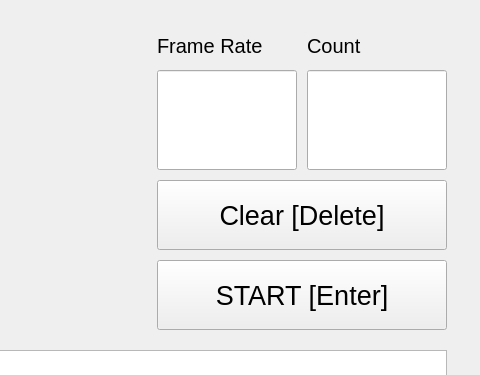
Before: the Qt Designer form view/ui.ui in JzzzHung/movie-splitter-gui, drawn with Qt 5; both pictures show x 363 to 843 and y 0 to 375 of the 843 by 674 pixel window.
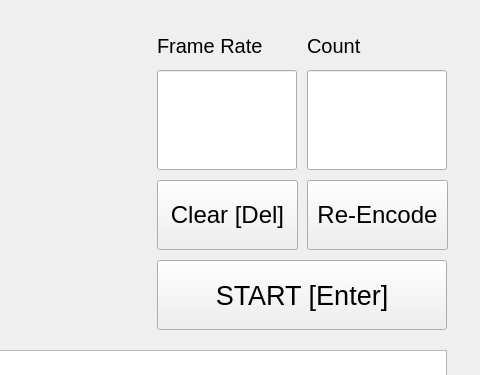
After: the same form once the commit is applied.

Commit message: Add re-encode button

```diff
--- a/view/ui.ui
+++ b/view/ui.ui
@@ -149,22 +149,40 @@
      <rect>
       <x>520</x>
       <y>180</y>
-      <width>290</width>
+      <width>141</width>
       <height>70</height>
      </rect>
     </property>
     <property name="font">
      <font>
-      <pointsize>20</pointsize>
+      <pointsize>18</pointsize>
      </font>
     </property>
     <property name="text">
-     <string>Clear [Delete]</string>
+     <string>Clear [Del]</string>
     </property>
     <property name="shortcut">
      <string>Del</string>
     </property>
    </widget>
+   <widget class="QPushButton" name="btnReencode">
+    <property name="geometry">
+     <rect>
+      <x>670</x>
+      <y>180</y>
+      <width>141</width>
+      <height>70</height>
+     </rect>
+    </property>
+    <property name="font">
+     <font>
+      <pointsize>18</pointsize>
+     </font>
+    </property>
+    <property name="text">
+     <string>Re-Encode</string>
+    </property>
+   </widget>
   </widget>
   <widget class="QMenuBar" name="menubar">
    <property name="geometry">
```
The commit also changes 4 other files.
